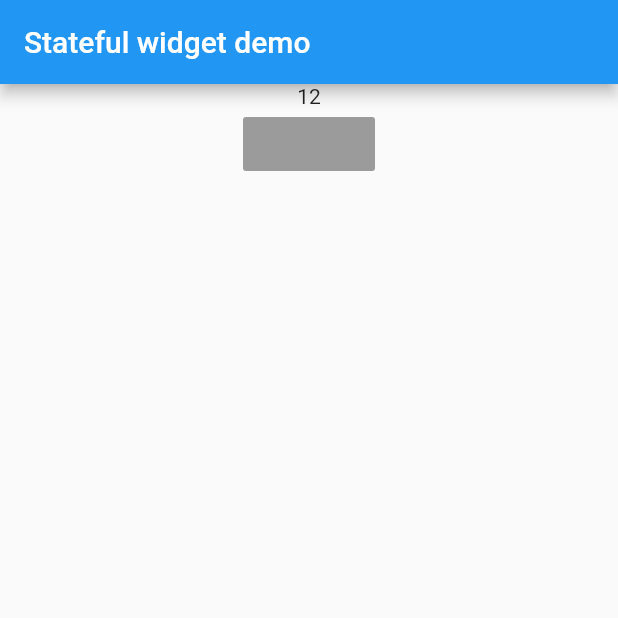
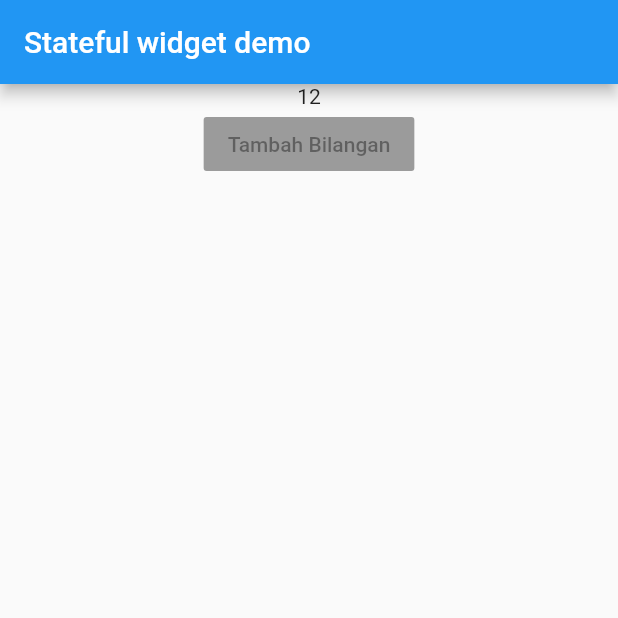
Before and after one commit to feyto81/learn-flutter-statefull-widget, a Flutter app: the screen it shows after launch, on a phone screen of 412 x 824 dp, the top half of it. Run offline on Flutter 3.47's test engine with Material 2 defaults, Android fonts, the phone set to English and light mode, and no system bars.

Commit message:
adding text button tambah bilangan

```diff
--- a/lib/main.dart
+++ b/lib/main.dart
@@ -19,7 +19,12 @@ class _MyAppState extends State<MyApp> {
         ),
         body: Center(
           child: Column(
-            children: <Widget>[Text("12"), RaisedButton()],
+            children: <Widget>[
+              Text("12"),
+              RaisedButton(
+                child: Text("Tambah Bilangan"),
+              )
+            ],
           ),
         ),
       ),
```
